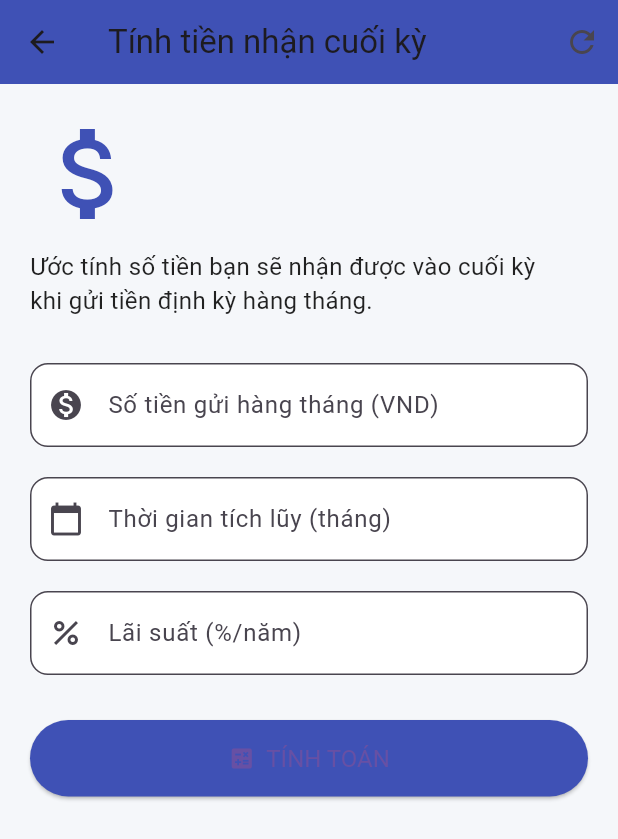
After one commit to Kaii-Kaii/LapTrinhDiDong, a Flutter app: the TinhLaiTienGuiScreen screen opened directly, after a tap on "Tính số tiền nhận được cuối kỳ", on a phone screen of 412 x 824 dp. The commit adds this screen. Shown: the top 839 px of the screen. Run offline on Flutter 3.47's test engine with Material 3 defaults, Android fonts, the light colour scheme and no system bars; our stand-ins replace fl_chart; missing offline and left inert: dart:ffi; network calls fail.

Commit message:
new new new new new

```diff
--- /dev/null
+++ b/lib/screens/s_Khac/TienIch/TinhLaiTienGui.dart
@@ -0,0 +1,80 @@
+import 'package:flutter/material.dart';
+import 'TinhSoTienNhanDuocCuoiKyScreen.dart';
+import 'TinhSoTienCanGuiHangThangScreen.dart';
+
+class TinhLaiTienGuiScreen extends StatelessWidget {
+  @override
+  Widget build(BuildContext context) {
+    return Scaffold(
+      appBar: AppBar(
+        title: const Text("Tiết kiệm gửi góp"),
+        backgroundColor: Colors.blue,
+      ),
+      body: ListView(
+        padding: const EdgeInsets.all(16.0),
+        children: [
+          // Tính số tiền nhận được cuối kỳ
+          _buildOptionCard(
+            context,
+            icon: Icons.attach_money,
+            title: "Tính số tiền nhận được cuối kỳ",
+            description:
+                "Nhập số tiền cần tiết kiệm hàng tháng và thời gian tích lũy, bạn sẽ biết số tiền nhận được cuối kỳ.",
+            onTap: () {
+              Navigator.push(
+                context,
+                MaterialPageRoute(
+                  builder: (context) => TinhSoTienNhanDuocCuoiKyScreen(),
+                ),
+              );
+            },
+          ),
+          const SizedBox(height: 16),
+
+          // Tính số tiền cần gửi hàng tháng
+          _buildOptionCard(
+            context,
+            icon: Icons.bar_chart,
+            title: "Tính số tiền cần gửi hàng tháng",
+            description:
+                "Nhập số tiền bạn muốn đạt được trong tương lai và thời gian tích lũy, bạn sẽ biết số tiền cần gửi hàng tháng.",
+            onTap: () {
+              Navigator.push(
+                context,
+                MaterialPageRoute(
+                  builder: (context) => TinhSoTienCanGuiHangThangScreen(),
+                ),
+              );
+            },
+          ),
+        ],
+      ),
+    );
+  }
+
+  Widget _buildOptionCard(
+    BuildContext context, {
+    required IconData icon,
+    required String title,
+    required String description,
+    required VoidCallback onTap,
+  }) {
+    return Card(
+      elevation: 2,
+      shape: RoundedRectangleBorder(borderRadius: BorderRadius.circular(12)),
+      child: ListTile(
+        leading: Icon(icon, color: Colors.blue, size: 40),
+        title: Text(
+          title,
+          style: const TextStyle(fontSize: 16, fontWeight: FontWeight.bold),
+        ),
+        subtitle: Text(
+          description,
+          style: const TextStyle(fontSize: 14, color: Colors.grey),
+        ),
+        trailing: const Icon(Icons.arrow_forward_ios, color: Colors.blue),
+        onTap: onTap,
+      ),
+    );
+  }
+}
--- /dev/null
+++ b/lib/screens/s_Khac/TienIch/TinhSoTienNhanDuocCuoiKyScreen.dart
@@ -0,0 +1,157 @@
+import 'package:flutter/material.dart';
+import 'dart:math';
+
+class TinhSoTienNhanDuocCuoiKyScreen extends StatefulWidget {
+  @override
+  _TinhSoTienNhanDuocCuoiKyScreenState createState() =>
+      _TinhSoTienNhanDuocCuoiKyScreenState();
+}
+
+class _TinhSoTienNhanDuocCuoiKyScreenState
+    extends State<TinhSoTienNhanDuocCuoiKyScreen> {
+  final TextEditingController soTienGuiController = TextEditingController();
+  final TextEditingController thoiGianController = TextEditingController();
+  final TextEditingController laiSuatController = TextEditingController();
+
+  double ketQua = 0;
+
+  void _tinhToan() {
+    final double soTienGui = double.tryParse(soTienGuiController.text) ?? 0;
+    final int thoiGian = int.tryParse(thoiGianController.text) ?? 0;
+    final double laiSuat = double.tryParse(laiSuatController.text) ?? 0;
+
+    if (soTienGui > 0 && thoiGian > 0 && laiSuat > 0) {
+      final double laiSuatThang = laiSuat / 12 / 100;
+      ketQua =
+          soTienGui * ((pow(1 + laiSuatThang, thoiGian) - 1) / laiSuatThang);
+      setState(() {});
+    } else {
+      ScaffoldMessenger.of(context).showSnackBar(
+        const SnackBar(
+          content: Text("Vui lòng nhập đầy đủ và chính xác các giá trị."),
+        ),
+      );
+    }
+  }
+
+  @override
+  Widget build(BuildContext context) {
+    return Scaffold(
+      backgroundColor: const Color(0xFFF5F7FA),
+      appBar: AppBar(
+        title: const Text("Tính tiền nhận cuối kỳ"),
+        backgroundColor: Colors.indigo,
+        actions: [
+          IconButton(
+            icon: const Icon(Icons.refresh),
+            onPressed: () {
+              soTienGuiController.clear();
+              thoiGianController.clear();
+              laiSuatController.clear();
+              setState(() {
+                ketQua = 0;
+              });
+            },
+          ),
+        ],
+      ),
+      body: SingleChildScrollView(
+        padding: const EdgeInsets.all(20.0),
+        child: Column(
+          crossAxisAlignment: CrossAxisAlignment.start,
+          children: [
+            const Icon(Icons.attach_money, size: 80, color: Colors.indigo),
+            const SizedBox(height: 10),
+            const Text(
+              "Ước tính số tiền bạn sẽ nhận được vào cuối kỳ\nkhi gửi tiền định kỳ hàng tháng.",
+              style: TextStyle(fontSize: 16, color: Colors.black87),
+            ),
+            const SizedBox(height: 30),
+            _buildInputField(
+              controller: soTienGuiController,
+              label: "Số tiền gửi hàng tháng (VND)",
+              icon: Icons.monetization_on,
+            ),
+            const SizedBox(height: 20),
+            _buildInputField(
+              controller: thoiGianController,
+              label: "Thời gian tích lũy (tháng)",
+              icon: Icons.calendar_today,
+            ),
+            const SizedBox(height: 20),
+            _buildInputField(
+              controller: laiSuatController,
+              label: "Lãi suất (%/năm)",
+              icon: Icons.percent,
+            ),
+            const SizedBox(height: 30),
+            SizedBox(
+              width: double.infinity,
+              child: ElevatedButton.icon(
+                onPressed: _tinhToan,
+                icon: const Icon(Icons.calculate),
+                label: const Text("TÍNH TOÁN"),
+                style: ElevatedButton.styleFrom(
+                  backgroundColor: Colors.indigo,
+                  padding: const EdgeInsets.symmetric(vertical: 16.0),
+                  textStyle: const TextStyle(fontSize: 16),
+                ),
+              ),
+            ),
+            const SizedBox(height: 30),
+            if (ketQua > 0)
+              Container(
+                width: double.infinity,
+                padding: const EdgeInsets.all(20),
+                decoration: BoxDecoration(
+                  color: Colors.teal.shade50,
+                  borderRadius: BorderRadius.circular(12),
+                  border: Border.all(color: Colors.teal.shade200),
+                ),
+                child: Column(
+                  crossAxisAlignment: CrossAxisAlignment.start,
+                  children: [
+                    const Text(
+                      "Kết quả",
+                      style: TextStyle(
+                        fontSize: 18,
+                        fontWeight: FontWeight.bold,
+                        color: Colors.teal,
+                      ),
+                    ),
+                    const SizedBox(height: 8),
+                    Text(
+                      "Bạn sẽ nhận được: ${ketQua.toStringAsFixed(0)} VND",
+                      style: const TextStyle(
+                        fontSize: 20,
+                        fontWeight: FontWeight.bold,
+                        color: Colors.black87,
+                      ),
+                    ),
+                  ],
+                ),
+              ),
+          ],
+        ),
+      ),
+    );
+  }
+
+  Widget _buildInputField({
+    required TextEditingController controller,
+    required String label,
+    required IconData icon,
+  }) {
+    return TextField(
+      controller: controller,
+      keyboardType: TextInputType.number,
+      decoration: InputDecoration(
+        prefixIcon: Icon(icon),
+        labelText: label,
+        border: OutlineInputBorder(borderRadius: BorderRadius.circular(12)),
+        filled: true,
+        fillColor: Colors.white,
+      ),
+    );
+  }
+}
```
Also changed, not shown: lib/screens/s_Khac/KhacMain.dart (+7 -0 lines), lib/screens/s_Khac/TienIch/TinhSoTienCanGuiHangThangScreen.dart (added, +153 -0 lines), lib/screens/s_TongQuan/TongQuan.dart (+11 -3 lines).
